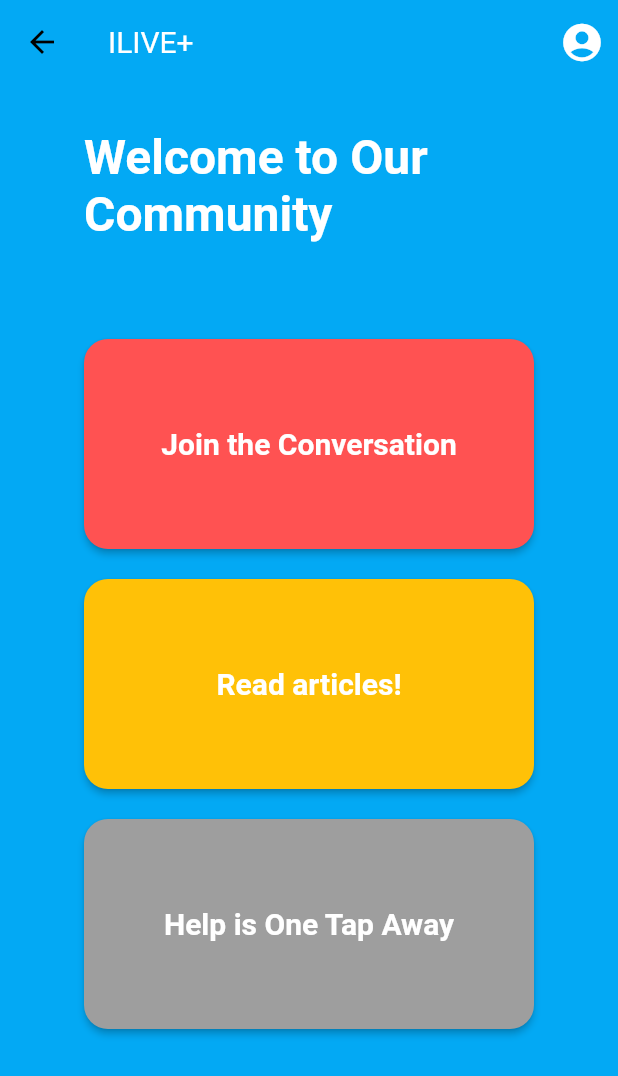
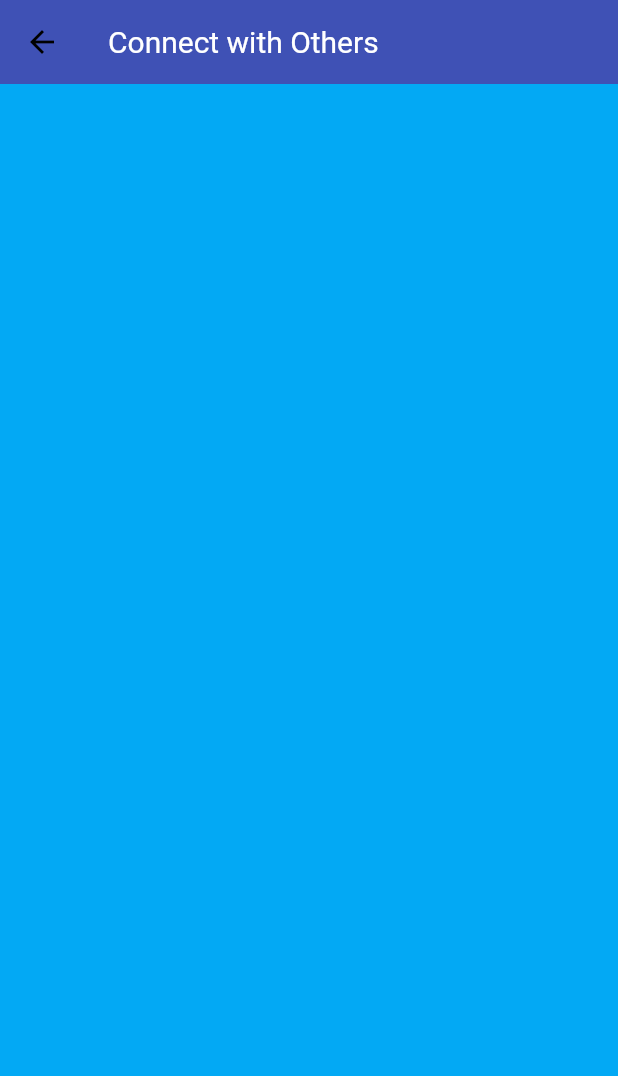
Before and after one commit to Hotcat-Technologies/hiv-tracker, a Flutter app: the Welcome screen opened directly, after a tap on "Join the Conversation", on a phone screen of 412 x 824 dp. Shown: the top 1076 px of the screen. Run offline on Flutter 3.47's test engine with Material 2 defaults, Android fonts, the phone set to English and light mode, and no system bars.

Commit message:
created connect with others page

```diff
--- /dev/null
+++ b/lib/screens/connect_with_others_page.dart
@@ -0,0 +1,28 @@
+import 'package:flutter/cupertino.dart';
+import 'package:flutter/material.dart';
+
+import '../common/constants.dart';
+
+class ConnectWithOthers extends StatefulWidget {
+  const ConnectWithOthers({Key? key}) : super(key: key);
+
+  @override
+  State<ConnectWithOthers> createState() => _ConnectWithOthersState();
+}
+
+class _ConnectWithOthersState extends State<ConnectWithOthers> {
+  @override
+  Widget build(BuildContext context) {
+    return Scaffold(
+      backgroundColor: backgroundColor,
+      appBar: AppBar(
+        title: const Text(
+          'Connect with Others',
+          style: appBarText,
+        ),
+        elevation: 0,
+        backgroundColor: Colors.indigo,
+      ),
+    );
+  }
+}
--- a/lib/screens/welcome_page.dart
+++ b/lib/screens/welcome_page.dart
@@ -1,6 +1,7 @@
 import 'package:flutter/cupertino.dart';
 import 'package:flutter/material.dart';
 import 'package:hiv_tracker/common/constants.dart';
+import 'package:hiv_tracker/screens/connect_with_others_page.dart';
 import 'package:hiv_tracker/screens/explore_articles_page.dart';
 import 'package:hiv_tracker/screens/healthcare_contacts_page.dart';
 
@@ -69,7 +70,10 @@ class _WelcomeState extends State<Welcome> {
                           ),
                         ),
                         onPressed: () {
-
+                          Navigator.push(
+                            context,
+                            MaterialPageRoute(builder: (context) => const ConnectWithOthers()),
+                          );
                         },
                         child: const Text(
                           'Join the Conversation',
```
